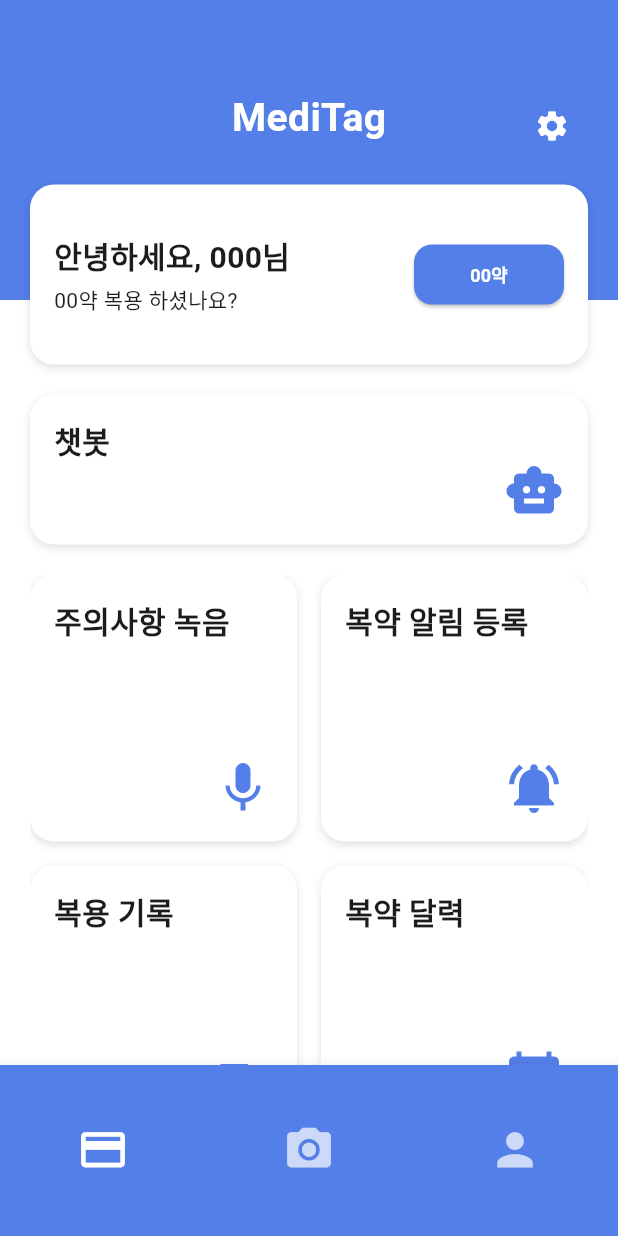
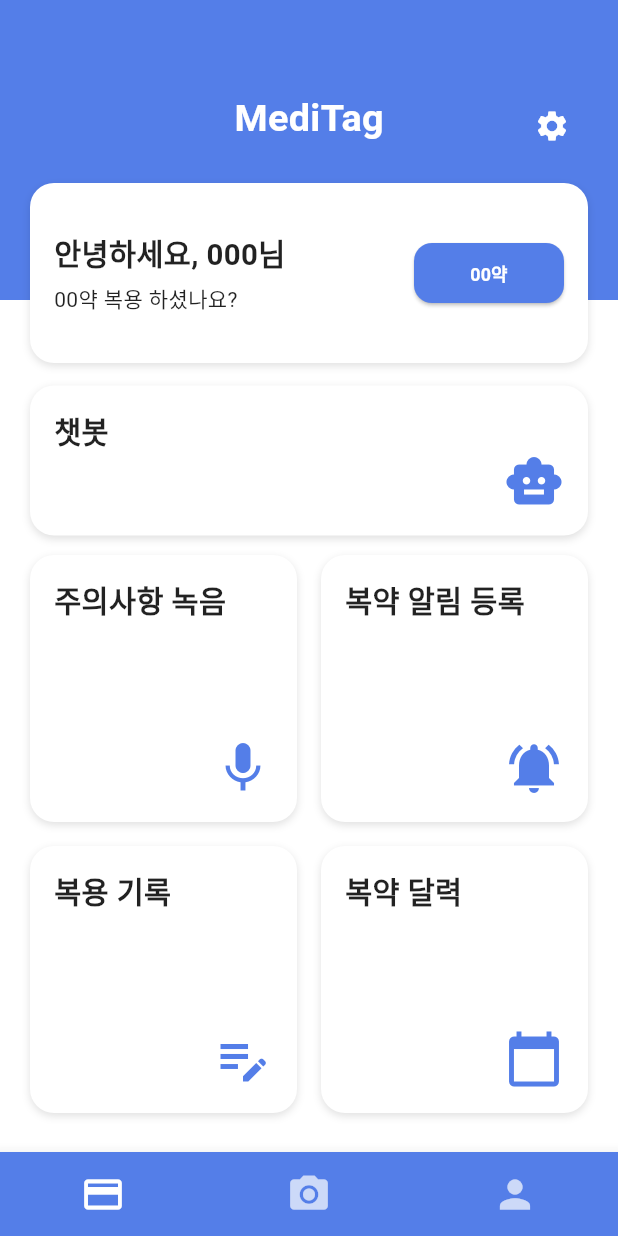
Before and after one commit to CodeLink-MediTag/MediTag-FE3, a Flutter app: the screen it shows after launch, on a phone screen of 412 x 824 dp. Run offline on Flutter 3.47's test engine with Material 3 defaults, Android fonts, the phone set to English and light mode, and no system bars; our stand-ins replace firebase_core, firebase_messaging, flutter_local_notifications, image_picker, shared_preferences, speech_to_text and 1 more; missing offline and left inert: kakao_flutter_sdk_user; accounts and stored records are empty.

Commit message:
설정에서 폰트크기 수정 및 랜딩화면디자인수정

```diff
--- /dev/null
+++ b/devtools_options.yaml
@@ -0,0 +1,3 @@
+description: This file stores settings for Dart & Flutter DevTools.
+documentation: https://docs.flutter.dev/tools/devtools/extensions#configure-extension-enablement-states
+extensions:
--- a/lib/ip/ip_address.dart
+++ b/lib/ip/ip_address.dart
@@ -1,2 +1,2 @@
 
-final ipAddress = "여기에 주소 입력";
+final ipAddress = "172.16.98.214";
--- a/lib/main.dart
+++ b/lib/main.dart
@@ -33,13 +33,16 @@
   Widget build(BuildContext context) {
     final textSize = context.watch<TextSizeProvider>().textSize;
 
+    // 기본 텍스트 테마 (Light 모드용)
+    final baseTextTheme = Typography.blackMountainView;
+
     return MaterialApp(
       title: 'MediTag',
       theme: ThemeData(
-        fontFamily: 'SEBANGGothic',
+        fontFamily: 'SEBANG',
         primarySwatch: Colors.blue,
-        textTheme: Theme.of(context).textTheme.apply(
-          fontSizeFactor: textSize / 14.0,  // textSize 14 기준 배율 적용
+        textTheme: baseTextTheme.apply(
+          fontSizeFactor: textSize / 14.0,
         ),
       ),
       initialRoute: '/landing',
--- a/lib/screens/landing.dart
+++ b/lib/screens/landing.dart
@@ -1,12 +1,14 @@
 import 'package:flutter/material.dart';
+import 'package:provider/provider.dart';
+import 'package:medife/providers/text_size_provider.dart';
+import 'package:shared_preferences/shared_preferences.dart';
+
 import 'package:medife/features/medication/MediMain/screen/medimain_screen.dart';
-import 'package:shared_preferences/shared_preferences.dart';
 import 'package:medife/features/chatbot/screen/chatbot_screen.dart';
 import 'package:medife/features/setting/setting.dart';
 import 'package:medife/features/recording/recording.dart';
 import 'package:medife/features/calendar/calendar.dart';
 import 'package:medife/features/setting/mypage.dart';
-
 import '../features/eatlist/component/eat-list.dart';
 
 class Landing extends StatefulWidget {
@@ -35,6 +37,8 @@
 
   @override
   Widget build(BuildContext context) {
+    final textSize = context.watch<TextSizeProvider>().textSize;
+
     return Scaffold(
       backgroundColor: Colors.white,
       body: Column(
@@ -50,15 +54,14 @@
                 padding: const EdgeInsets.only(top: 60, left: 20, right: 20),
                 child: Column(
                   children: [
-                    // 상단바
                     Stack(
                       children: [
-                        const Center(
+                        Center(
                           child: Text(
                             'MediTag',
                             style: TextStyle(
                               color: Colors.white,
-                              fontSize: 26,
+                              fontSize: textSize * 1.8,
                               fontWeight: FontWeight.bold,
                             ),
                           ),
@@ -82,7 +85,6 @@
                       ],
                     ),
                     const SizedBox(height: 16),
-                    // 약 복용 알림 카드
                     Container(
                       width: double.infinity,
                       height: 120,
@@ -91,7 +93,7 @@
                       decoration: BoxDecoration(
                         color: Colors.white,
                         borderRadius: BorderRadius.circular(16),
-                        boxShadow: [
+                        boxShadow: const [
                           BoxShadow(
                             color: Colors.black12,
                             blurRadius: 4,
@@ -106,11 +108,20 @@
                             crossAxisAlignment: CrossAxisAlignment.start,
                             mainAxisAlignment: MainAxisAlignment.center,
                             children: [
-                              Text('안녕하세요, $_nickname님',
-                                  style: const TextStyle(
-                                      fontSize: 20, fontWeight: FontWeight.bold)),
+                              Text(
+                                '안녕하세요, $_nickname님',
+                                style: TextStyle(
+                                  fontSize: textSize * 1.4,
+                                  fontWeight: FontWeight.bold,
+                                ),
+                              ),
                               const SizedBox(height: 4),
-                              const Text('00약 복용 하셨나요?'),
+                              Text(
+                                '00약 복용 하셨나요?',
+                                style: TextStyle(
+                                  fontSize: textSize,
+                                ),
+                              ),
                             ],
                           ),
                           ElevatedButton(
@@ -130,9 +141,9 @@
                             child: Text(
                               _taken ? '복용 완료!' : '00약',
                               textAlign: TextAlign.center,
-                              style: const TextStyle(
+                              style: TextStyle(
                                 color: Colors.white,
-                                fontSize: 12,
+                                fontSize: textSize * 0.85,
                                 fontWeight: FontWeight.bold,
                               ),
                             ),
@@ -145,14 +156,12 @@
               ),
             ],
           ),
-          const SizedBox(height: 20),
-          // 주요 메뉴 버튼들
+          const SizedBox(height: 15),
           Expanded(
             child: Padding(
               padding: const EdgeInsets.symmetric(horizontal: 20),
               child: Column(
                 children: [
-                  // 챗봇 버튼
                   _menuCard(
                     '챗봇',
                     Icons.smart_toy,
@@ -164,9 +173,9 @@
                     },
                     fullWidth: true,
                     height: 100,
+                    textSize: textSize,
                   ),
-                  const SizedBox(height: 20),
-                  // 그리드 메뉴
+                  const SizedBox(height: 13),
                   Flexible(
                     child: GridView.count(
                       padding: EdgeInsets.zero,
@@ -180,25 +189,25 @@
                             context,
                             MaterialPageRoute(builder: (context) => RecordingScreen()),
                           );
-                        }),
+                        }, textSize: textSize),
                         _menuCard('복약 알림 등록', Icons.notifications_active, () {
                           Navigator.push(
                             context,
                             MaterialPageRoute(builder: (context) => MediMainScreen()),
                           );
-                        }),
+                        }, textSize: textSize),
                         _menuCard('복용 기록', Icons.edit_note, () {
                           Navigator.push(
                             context,
                             MaterialPageRoute(builder: (context) => EatList()),
                           );
-                        }),
+                        }, textSize: textSize),
                         _menuCard('복약 달력', Icons.calendar_today, () {
                           Navigator.push(
                             context,
                             MaterialPageRoute(builder: (context) => Calendar()),
                           );
-                        }),
+                        }, textSize: textSize),
                       ],
                     ),
                   ),
@@ -208,9 +217,7 @@
           ),
         ],
       ),
-      bottomNavigationBar: SizedBox(
-        height: 114,
-        child: BottomNavigationBar(
+      bottomNavigationBar: BottomNavigationBar(
         backgroundColor: const Color(0xFF547EE8),
         selectedItemColor: Colors.white,
         unselectedItemColor: Colors.white70,
@@ -223,48 +230,35 @@
             ).then((_) => _loadNickname());
           }
         },
+        type: BottomNavigationBarType.fixed,
+        selectedFontSize: 0,
+        unselectedFontSize: 0,
         items: [
           BottomNavigationBarItem(
-              icon: Padding(
-                padding: const EdgeInsets.only(top: 20),
-                child: Semantics(
-                  label: 'NFC 카드',
-                  button: true,
-                  child: Icon(Icons.credit_card, size: 35),
-                ),
+            icon: Center(
+              child: Icon(Icons.credit_card, size: 30),
             ),
             label: '',
           ),
           BottomNavigationBarItem(
-              icon: Padding(
-                padding: const EdgeInsets.only(top: 20),
-                child: Semantics(
-                  label: '아침 점심 저녁 약 구분 카메라',
-                  button: true,
-                  child: Icon(Icons.camera_alt, size: 35),
-                ),
+            icon: Center(
+              child: Icon(Icons.camera_alt, size: 30),
             ),
             label: '',
           ),
           BottomNavigationBarItem(
-              icon: Padding(
-                padding: const EdgeInsets.only(top: 20),
-                child: Semantics(
-                  label: '마이페이지',
-                  button: true,
-                  child: Icon(Icons.person, size: 35),
-                ),
+            icon: Center(
+              child: Icon(Icons.person, size: 30),
             ),
             label: '',
           ),
         ],
       ),
-      ),
     );
   }
 
   Widget _menuCard(String title, IconData icon, VoidCallback onTap,
-      {bool fullWidth = false, double height = 80}) {
+      {bool fullWidth = false, double height = 80, required double textSize}) {
     return InkWell(
       onTap: onTap,
       borderRadius: BorderRadius.circular(16),
@@ -274,7 +268,7 @@
         decoration: BoxDecoration(
           borderRadius: BorderRadius.circular(16),
           color: Colors.white,
-          boxShadow: [
+          boxShadow: const [
             BoxShadow(
               color: Colors.black12,
               blurRadius: 4,
@@ -289,8 +283,8 @@
               alignment: Alignment.topLeft,
               child: Text(
                 title,
-                style: const TextStyle(
-                  fontSize: 20,
+                style: TextStyle(
+                  fontSize: textSize * 1.4,
                   fontWeight: FontWeight.bold,
                 ),
               ),
--- a/pubspec.yaml
+++ b/pubspec.yaml
@@ -49,6 +49,9 @@
   speech_to_text: ^7.0.0
   firebase_core: ^3.13.0
   firebase_messaging: ^15.2.5
+  flutter_local_notifications: ^18.0.1  # 로컬 알림 관리
+  vibration: ^3.1.3
+
 
 
 
@@ -69,7 +72,7 @@
 # The following section is specific to Flutter packages.
 flutter:
   fonts:
-    - family: SEBANGGothic  # 폰트 family 이름, 쌍따옴표 없이 붙여 쓰는 게 좋음
+    - family: SEBANG  # 폰트 family 이름, 쌍따옴표 없이 붙여 쓰는 게 좋음
       fonts:
         - asset: assets/fonts/SEBANG-Gothic.otf  # SEBANG Gothic OFT 파일명으로 바꿔주세요
         - asset: assets/fonts/SEBANG-Gothic-Bold.otf
```
Also changed, not shown: lib/features/setting/setting.dart (+152 -46 lines), pubspec.lock, 1 other file. Lines whose indentation alone changed are shown as unchanged.
